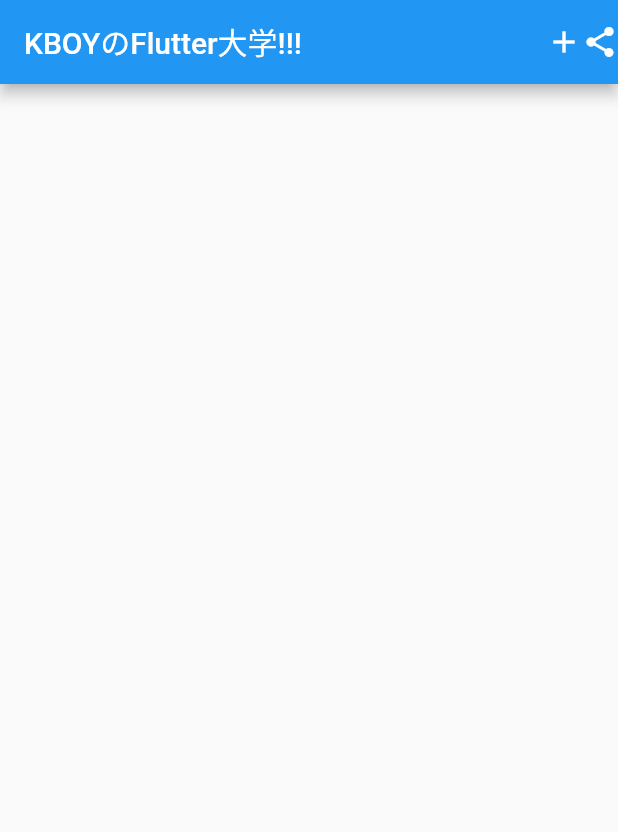
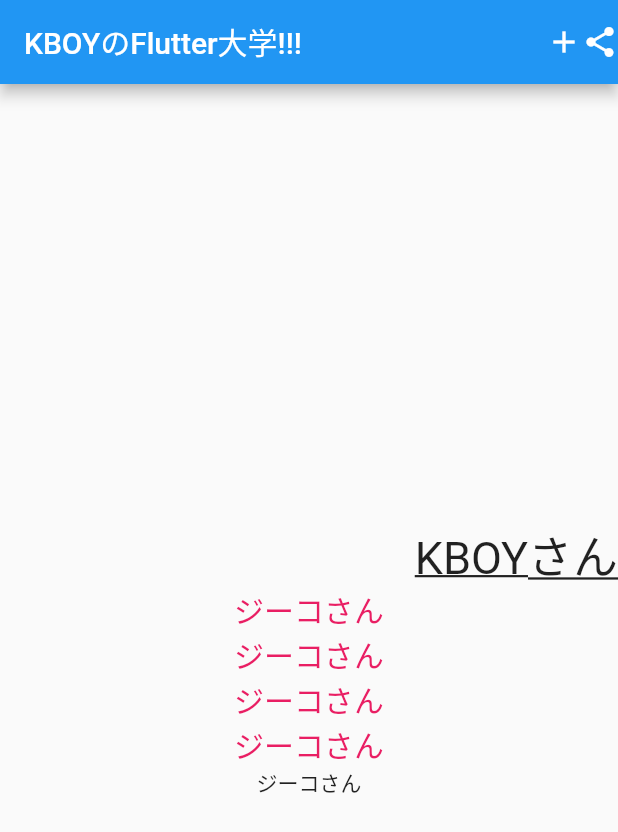
Before and after one commit to RN24/Flutter-University-practice, a Flutter app: the screen it shows after launch, on a phone screen of 412 x 824 dp. Shown: the top 832 px of the screen. Run offline on Flutter 3.47's test engine with Material 2 defaults, Android fonts, the phone set to English and light mode, and no system bars.

Commit message:
Finish【Flutter超入門】TextStyleを変更して文字の装飾をする方法 （iOS/Androidアプリ開発,プログラミング）

```diff
--- a/lib/main.dart
+++ b/lib/main.dart
@@ -1,3 +1,5 @@
+
+
 import 'package:flutter/material.dart';
 import 'package:nandemoii/next_page.dart';
 
@@ -56,6 +58,39 @@ class _MyHomePageState extends State<MyHomePage> {
           mainAxisAlignment: MainAxisAlignment.center,
           crossAxisAlignment: CrossAxisAlignment.center,
           children: <Widget>[
+            Container(
+              width: double.infinity,
+              child: Text(
+                "KBOYさん",
+                textAlign: TextAlign.end,
+                style: TextStyle(
+                  fontSize: 30,
+                  //color: Colors.orangeAccent,
+                  //fontWeight: FontWeight.bold,
+                  //fontStyle: FontStyle.italic,
+                  decoration: TextDecoration.underline,
+//                foreground: Paint()
+//                  ..style = PaintingStyle.stroke
+//                  ..strokeWidth = 3
+//                  ..color = Colors.blue[700],
+                ),
+              ),
+            ),
+            DefaultTextStyle(
+              style: TextStyle(
+                fontSize: 20,
+                color: Colors.pink,
+              ),
+              child: Column(
+                children: <Widget>[
+                  Text("ジーコさん"),
+                  Text("ジーコさん"),
+                  Text("ジーコさん"),
+                  Text("ジーコさん"),
+                ],
+              ),
+            ),
+            Text("ジーコさん"),
 //
           ],
         ),
```
